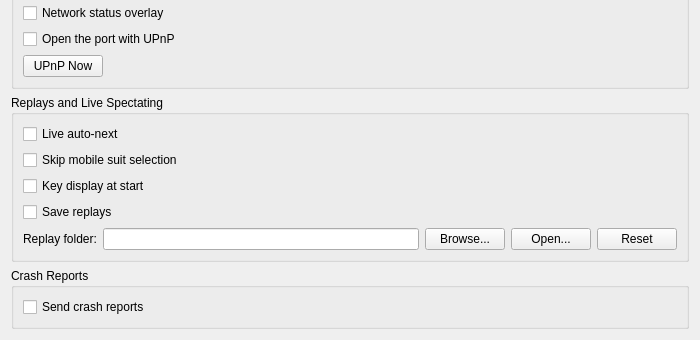
Before: the Qt Designer form pcsx2-qt/Settings/ZdxsvSettingsWidget.ui in inada-s/pcsx2, drawn with Qt 5; both pictures show x 0 to 700 and y 280 to 620 of the 700 by 620 pixel window.
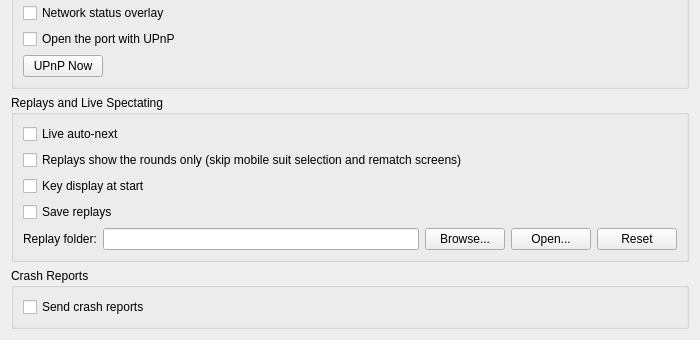
After: the same form once the commit is applied.

Commit message: Replays as in flycast: rounds only, a seek bar per round, pad controls, frame step, speed, takeover countdown Seek frames are not drawn, shown or heard; state saves and loads are refused during a replay.

```diff
--- a/pcsx2-qt/Settings/ZdxsvSettingsWidget.ui
+++ b/pcsx2-qt/Settings/ZdxsvSettingsWidget.ui
@@ -239,7 +239,7 @@
       <item row="1" column="0" colspan="2">
        <widget class="QCheckBox" name="zdxsvReplaySkipMs">
         <property name="text">
-         <string>Skip mobile suit selection</string>
+         <string>Replays show the rounds only (skip mobile suit selection and rematch screens)</string>
         </property>
        </widget>
       </item>
```
The commit also changes 27 other files.
